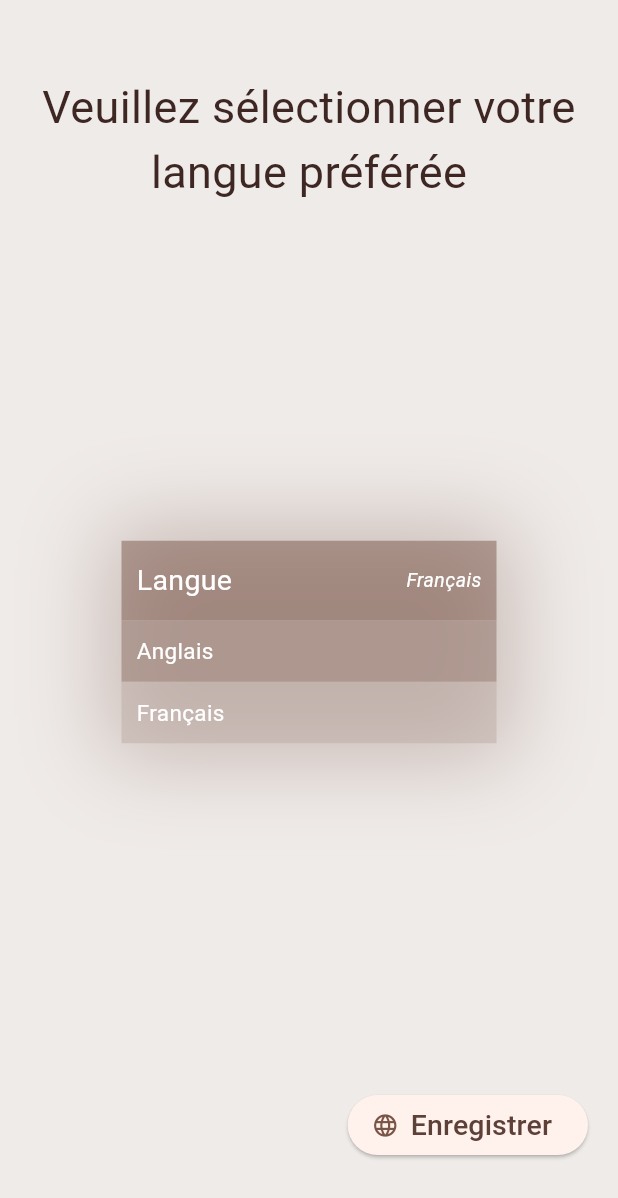
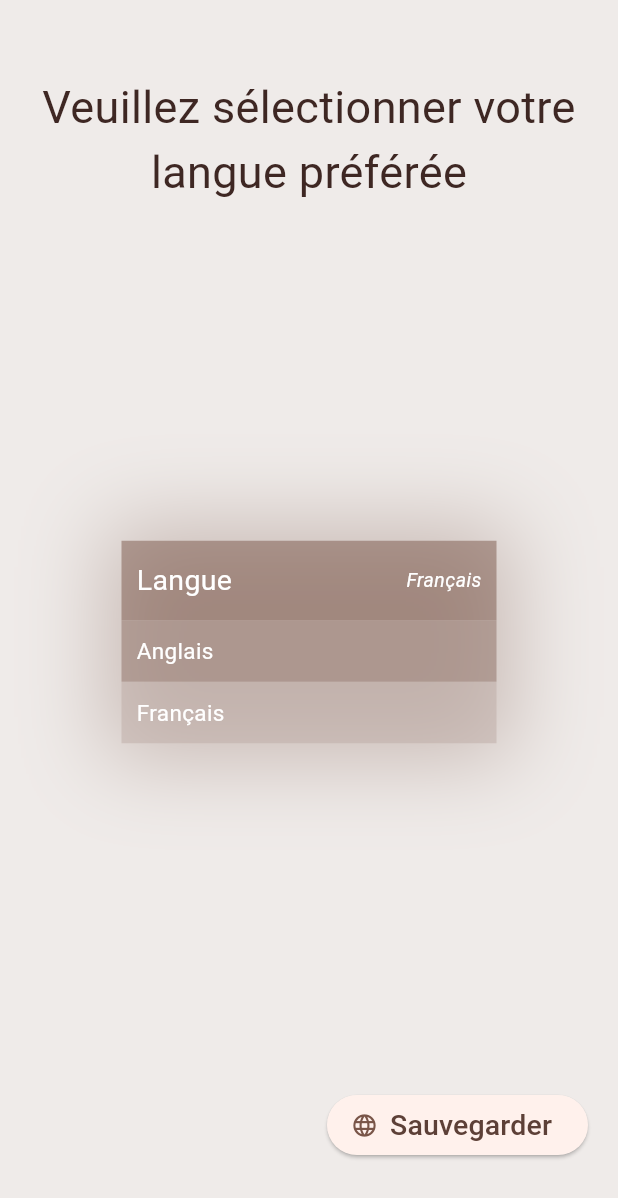
Before and after one commit to pozzity/biblic-calendar, a Flutter app: the screen it shows after launch, on a phone screen of 412 x 824 dp. Shown: the top 1198 px of the screen. Run offline on Flutter 3.47's test engine with Material 3 defaults, Android fonts, the light colour scheme and no system bars; our stand-ins replace get, objectbox; generated files the repository leaves out were written again.

Commit message:
fix migration issue

```diff
--- a/lib/entities/settings.dart
+++ b/lib/entities/settings.dart
@@ -14,7 +14,7 @@ class Settings {
   Settings({
     required this.id,
     this.isFirstStepCompleted = false,
-    this.preferredLanguage = "fr_FR",
+    this.preferredLanguage = "fr",
   });
 
   Settings copyWith({
--- a/lib/features/intro/view.dart
+++ b/lib/features/intro/view.dart
@@ -1,5 +1,5 @@
 import 'package:biblic_calendar/features/intro/widgets/language.dart';
-import 'package:biblic_calendar/services/intl/intl.dart';
+import 'package:biblic_calendar/l10n/app_localizations.dart';
 import 'package:biblic_calendar/utils/styles.dart';
 import 'package:flutter/material.dart';
 import 'package:get/get.dart';
@@ -25,7 +25,9 @@ class _FirstStepPage extends GetView<IntroController> {
 
     return Scaffold(
       body: SafeArea(
-      child: Stack(
+        child: GetBuilder<IntroController>(
+          builder: (controller) {
+            return Stack(
               children: [
                 Positioned(
                     top: 0,
@@ -34,28 +36,26 @@ class _FirstStepPage extends GetView<IntroController> {
                     bottom: 0,
                     child: SingleChildScrollView(
                         child: SizedBox(
-                      height: screen.height > 390 ? screen.height - 30 : 360,
-                      child: showPageView()))),
+                            height:
+                                screen.height > 390 ? screen.height - 30 : 360,
+                            child: showPageView(context)))),
                 if (!controller.hasSelectedLanguage.value)
                   Positioned(
                       top: 0,
                       right: 0,
                       left: 0,
                       bottom: 0,
-                child: LanguageView(
-                  onSave: (locale) {
-                    controller.hasSelectedLanguage.value = true;
-                    controller.pref
-                        .updatePreferredLanguage(locale.toHashString());
+                      child: LanguageView(onSave: controller.saveLocale)),
+              ],
+            );
           },
-                )),
-        ],
         ),
-    ));
+      ),
+    );
   }
 
-  Widget showPageView() {
-    final displays = tabDisplays();
+  Widget showPageView(BuildContext context) {
+    final displays = tabDisplays(context);
     return DefaultTabController(
         length: displays.length,
         child: Builder(builder: (BuildContext context) {
@@ -83,7 +83,9 @@ class _FirstStepPage extends GetView<IntroController> {
                         backgroundColor: Colors.brown,
                       ),
                       child: Obx(() => Text(
-                            controller.btText,
+                            controller.isEnd.value
+                                ? AppLocalizations.of(context)!.start
+                                : AppLocalizations.of(context)!.ignore,
                             style: TextStyle(color: Colors.white70),
                           )),
                       onPressed: () {
@@ -102,19 +104,19 @@ class _FirstStepPage extends GetView<IntroController> {
         }));
   }
 
-  List<Widget> tabDisplays() {
+  List<Widget> tabDisplays(BuildContext context) {
     final welcome = Column(
       mainAxisAlignment: MainAxisAlignment.center,
       children: <Widget>[
         Padding(
           padding: const EdgeInsets.only(bottom: 50.0),
           child: Text(
-            IntlService.instance.moduleWelcomeHeader,
+            AppLocalizations.of(context)!.moduleWelcomeHeader,
             style: Styles.i.tsHeader2,
           ),
         ),
         Text(
-          IntlService.instance.moduleWelcomeContent,
+          AppLocalizations.of(context)!.moduleWelcomeContent,
           style: Styles.i.tsHeader1,
         )
       ],
@@ -125,12 +127,12 @@ class _FirstStepPage extends GetView<IntroController> {
         Padding(
           padding: const EdgeInsets.only(bottom: 50.0),
           child: Text(
-            IntlService.instance.moduleBibleHeader,
+            AppLocalizations.of(context)!.moduleBibleHeader,
             style: Styles.i.tsHeader2,
           ),
         ),
         Text(
-          IntlService.instance.moduleBibleContent,
+          AppLocalizations.of(context)!.moduleBibleContent,
           style: Styles.i.tsHeader1,
         )
       ],
@@ -141,12 +143,12 @@ class _FirstStepPage extends GetView<IntroController> {
         Padding(
           padding: const EdgeInsets.only(bottom: 50.0),
           child: Text(
-            IntlService.instance.moduleCalendarHeader,
+            AppLocalizations.of(context)!.moduleCalendarHeader,
             style: Styles.i.tsHeader2,
           ),
         ),
         Text(
-          IntlService.instance.moduleCalendarContent,
+          AppLocalizations.of(context)!.moduleCalendarContent,
           style: Styles.i.tsHeader1,
         )
       ],
--- a/lib/features/intro/widgets/language.dart
+++ b/lib/features/intro/widgets/language.dart
@@ -1,4 +1,5 @@
 import 'package:biblic_calendar/features/intro/controller.dart';
+import 'package:biblic_calendar/l10n/app_localizations.dart';
 import 'package:biblic_calendar/services/intl/intl.dart';
 import 'package:biblic_calendar/utils/styles.dart';
 import 'package:flutter/material.dart';
@@ -12,7 +13,6 @@ class LanguageView extends GetView<IntroController> {
   @override
   Widget build(BuildContext context) {
     final screen = MediaQuery.of(context).size;
-
     return ObxValue(
       (selectedLocale) => Container(
         color: Colors.brown.shade50,
@@ -27,7 +27,7 @@ class LanguageView extends GetView<IntroController> {
                   child: Padding(
                     padding: EdgeInsets.only(top: 50, right: 10, left: 10),
                     child: Text(
-                      IntlService.instance.selectPreferredLang,
+                      AppLocalizations.of(context)!.selectPreferredLang,
                       textAlign: TextAlign.center,
                       style: Styles.i.tsHeader2,
                     ),
@@ -60,15 +60,15 @@ class LanguageView extends GetView<IntroController> {
                                   spacing: 5,
                                   children: [
                                     Text(
-                                      IntlService.instance.language,
+                                      AppLocalizations.of(context)!.language,
                                       textAlign: TextAlign.left,
                                       style: Styles.i.tsHeader
                                           .withValues(color: Colors.white),
                                     ),
                                     Text(
                                       selectedLocale.value.languageCode == "fr"
-                                          ? IntlService.instance.fr
-                                          : IntlService.instance.en,
+                                          ? AppLocalizations.of(context)!.fr
+                                          : AppLocalizations.of(context)!.en,
                                       style: Styles.i.tsBody.withValues(
                                           fontStyle: FontStyle.italic,
                                           color: Colors.white),
@@ -77,15 +77,19 @@ class LanguageView extends GetView<IntroController> {
                                 ),
                               ),
                             ),
-                            ...IntlService.supportedLocales.map(
-                              (locale) => InkWell(
+                            ...AppLocalizations.supportedLocales.map(
+                              (locale) {
+                                debugPrint(
+                                    "selectedLocale: ${selectedLocale.value.languageCode}; locale: ${locale.languageCode}");
+                                return InkWell(
                                   onTap: () async {
                                     IntlService.instance.updateLocale(locale);
                                   },
                                   child: Container(
                                     width: double.infinity,
                                     decoration: BoxDecoration(
-                                    color: selectedLocale.value.languageCode ==
+                                      color:
+                                          selectedLocale.value.languageCode ==
                                                   locale.languageCode
                                               ? Colors.brown.shade200
                                                   .withValues(alpha: 0.5)
@@ -95,14 +99,15 @@ class LanguageView extends GetView<IntroController> {
                                     padding: EdgeInsets.all(10),
                                     child: Text(
                                       locale.languageCode == "en"
-                                        ? IntlService.instance.en
-                                        : IntlService.instance.fr,
+                                          ? AppLocalizations.of(context)!.en
+                                          : AppLocalizations.of(context)!.fr,
                                       semanticsLabel: locale.languageCode,
                                       style: Styles.i.tsBody1
                                           .withValues(color: Colors.white),
                                     ),
                                   ),
-                              ),
+                                );
+                              },
                             )
                           ],
                         ),
@@ -124,7 +129,7 @@ class LanguageView extends GetView<IntroController> {
                             color: Colors.brown,
                           ),
                           label: Text(
-                            IntlService.instance.save,
+                            AppLocalizations.of(context)!.save,
                             style: Styles.i.tsHeader,
                           ))
                     ],
--- a/lib/l10n/app_localizations.dart
+++ b/lib/l10n/app_localizations.dart
@@ -103,6 +103,84 @@ abstract class AppLocalizations {
   /// In en, this message translates to:
   /// **'Welcome in Biblic Calendar!'**
   String get welcome;
+
+  /// Start the app.
+  ///
+  /// In en, this message translates to:
+  /// **'Start'**
+  String get start;
+
+  /// Ignore the app.
+  ///
+  /// In en, this message translates to:
+  /// **'Ignore'**
+  String get ignore;
+
+  /// Welcome header.
+  ///
+  /// In en, this message translates to:
+  /// **'Welcome!'**
+  String get moduleWelcomeHeader;
+
+  /// Welcome content.
+  ///
+  /// In en, this message translates to:
+  /// **'This application has been designed to allow \n \t- Any believing community to create and share publications with their followers \n \t- Any family to improve awareness of speech \n \t- Any person to better analyze and share the St scriptures'**
+  String get moduleWelcomeContent;
+
+  /// Bible header.
+  ///
+  /// In en, this message translates to:
+  /// **'Free access to several translations!'**
+  String get moduleBibleHeader;
+
+  /// Bible content.
+  ///
+  /// In en, this message translates to:
+  /// **'In the «translations» menu, you have the possibility of downloading a translation or several translations according to your preferences. You also have the possibility of making a filter: it is fast and efficient 😇'**
+  String get moduleBibleContent;
+
+  /// Calendar header.
+  ///
+  /// In en, this message translates to:
+  /// **'Daily reading'**
+  String get moduleCalendarHeader;
+
+  /// Calendar content.
+  ///
+  /// In en, this message translates to:
+  /// **'The application offers daily verses from your community that you can read and share with your loved ones.'**
+  String get moduleCalendarContent;
+
+  /// Select preferred language.
+  ///
+  /// In en, this message translates to:
+  /// **'Please select your preferred language'**
+  String get selectPreferredLang;
+
+  /// French.
+  ///
+  /// In en, this message translates to:
+  /// **'French'**
+  String get fr;
+
+  /// English.
+  ///
+  /// In en, this message translates to:
+  /// **'English'**
+  String get en;
+
+  /// Language.
+  ///
+  /// In en, this message translates to:
+  /// **'Language'**
+  String get language;
+
+  /// Save.
+  ///
+  /// In en, this message translates to:
+  /// **'Save'**
+  String get save;
 }
 
 class _AppLocalizationsDelegate
--- a/lib/main.dart
+++ b/lib/main.dart
@@ -20,22 +20,25 @@
   runApp(const MyApp());
 }
 
-class MyApp extends StatelessWidget {
+class MyApp extends GetView<IntlService> {
   const MyApp({super.key});
 
   // This widget is the root of your application.
   @override
   Widget build(BuildContext context) {
-    return MaterialApp(
+    return ObxValue(
+        (localeRx) => MaterialApp(
               title: 'Biblical Calendar',
               localizationsDelegates: AppLocalizations.localizationsDelegates,
               supportedLocales: AppLocalizations.supportedLocales,
-        locale: IntlService.instance.localeRx.value,
+              locale: localeRx.value,
               themeMode: Get.isDarkMode ? ThemeMode.dark : ThemeMode.light,
               theme: ThemeData(
                 colorScheme: ColorScheme.fromSeed(seedColor: Colors.brown),
                 useMaterial3: true,
               ),
-        home: const IntroView());
+              home: const IntroView(),
+            ),
+        IntlService.instance.localeRx);
   }
 }
--- a/lib/services/intl/intl.dart
+++ b/lib/services/intl/intl.dart
@@ -1,40 +1,18 @@
 import 'dart:ui';
 
+import 'package:biblic_calendar/l10n/app_localizations.dart';
 import 'package:biblic_calendar/services/preferences/preferences.dart';
 import 'package:get/instance_manager.dart';
 import 'package:get/state_manager.dart';
 import 'package:intl/intl.dart';
 
-import 'generated/messages_all_locales.dart';
-
-extension LocaleHash on Locale {
-  String toHashString() {
-    return toString();
-  }
-
-  static Locale fromHashString(String hashString) {
-    for (final locale in IntlService.supportedLocales) {
-      if (locale.toHashString() == hashString) {
-        return locale;
-      }
-      if (hashString.startsWith(locale.languageCode)) {
-        return locale;
-      }
-    }
-    throw Exception('Unsupported locale hash string: $hashString');
-  }
-}
-
 /// Service for handling internationalization (i18n) in the app.
 class IntlService extends GetxService {
   /// A reactive locale.
-  final localeRx = supportedLocales[0].obs;
+  final localeRx = AppLocalizations.supportedLocales[0].obs;
 
   /// The app preferences service.
   Preference get pref => Get.find<Preference>();
-
-  /// The locales that the app supports.
-  static const supportedLocales = [Locale('en', 'US'), Locale('fr', 'FR')];
 
   /// The instance of the internationalization service.
   static IntlService get instance => Get.find<IntlService>();
@@ -44,13 +22,13 @@ class IntlService extends GetxService {
 
   ///
   IntlService._() : super() {
-    Intl.defaultLocale = locale.toHashString();
+    Intl.defaultLocale = locale.languageCode;
   }
 
   /// Create an instance of the internationalization service.
   static Future<IntlService> create() async {
-    for (final locale in supportedLocales) {
-      await initializeMessages(locale.toHashString());
+    for (final locale in AppLocalizations.supportedLocales) {
+      await AppLocalizations.delegate.load(locale);
     }
 
     return IntlService._();
@@ -66,19 +44,19 @@ class IntlService extends GetxService {
   }
 
   void updateLocale(Locale locale) {
-    Intl.defaultLocale = locale.toHashString();
+    Intl.defaultLocale = locale.languageCode;
     localeRx.value = locale;
   }
 
   static Locale? _getCurrentLocale() {
     final locale = PlatformDispatcher.instance.locale;
-    if (supportedLocales
+    if (AppLocalizations.supportedLocales
         .map((e) => e.languageCode)
         .contains(locale.languageCode)) {
       return locale;
     } else {
       for (final locale in PlatformDispatcher.instance.locales) {
-        if (supportedLocales
+        if (AppLocalizations.supportedLocales
             .map((e) => e.languageCode)
             .contains(locale.languageCode)) {
           return locale;
@@ -87,18 +65,4 @@ class IntlService extends GetxService {
     }
     return null;
   }
-
-  String get start => Intl.message('start');
-  String get ignore => Intl.message('ignore');
-  String get moduleWelcomeHeader => Intl.message('module_welcome_header');
-  String get moduleWelcomeContent => Intl.message('module_welcome_content');
-  String get moduleBibleHeader => Intl.message('module_bible_header');
-  String get moduleBibleContent => Intl.message('module_bible_content');
-  String get moduleCalendarHeader => Intl.message('module_calendar_header');
-  String get moduleCalendarContent => Intl.message('module_calendar_content');
-  String get selectPreferredLang => Intl.message('select_preferred_lang');
-  String get save => Intl.message('save');
-  String get language => Intl.message('language');
-  String get fr => Intl.message('fr');
-  String get en => Intl.message('en');
 }
```
Also changed, not shown: lib/features/intro/controller.dart (+9 -5 lines), lib/l10n/app_en.arb (+52 -0 lines), lib/l10n/app_fr.arb (+52 -0 lines), lib/l10n/app_localizations_en.dart (+42 -0 lines), lib/l10n/app_localizations_fr.dart (+43 -0 lines), lib/services/intl/generated/messages_all.dart (deleted), lib/services/intl/generated/messages_all_locales.dart (deleted), lib/services/intl/generated/messages_en_US.dart (deleted), lib/services/intl/generated/messages_fr_FR.dart (deleted), 2 other files. Lines whose indentation alone changed are shown as unchanged.
